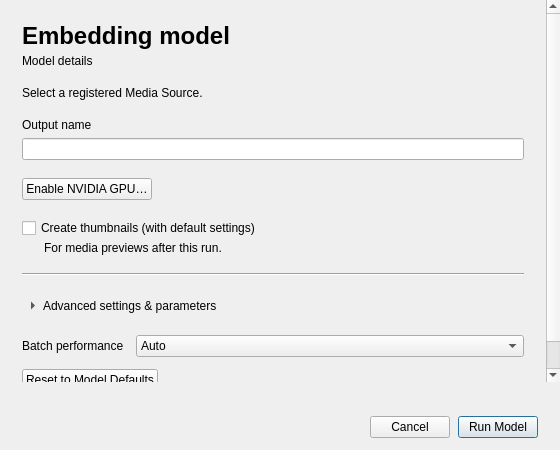
Old version of the form src/EmbeddingsArea/ui/model_execution_dialog.ui in the repository eidora-desktop/EIDORA.
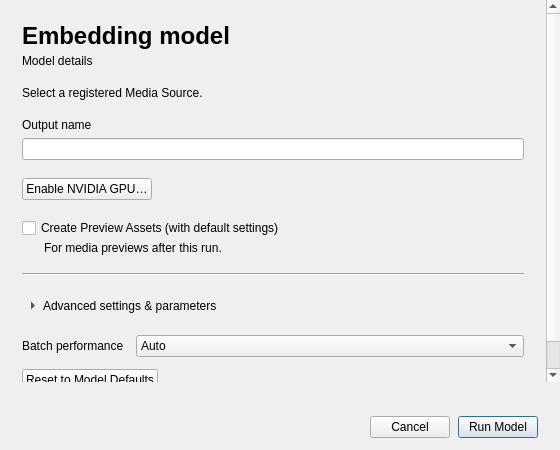
New version of the form.

Diff of the .ui file:
```diff
--- a/src/EmbeddingsArea/ui/model_execution_dialog.ui
+++ b/src/EmbeddingsArea/ui/model_execution_dialog.ui
@@ -122,8 +122,8 @@
           <property name="bottomMargin"><number>0</number></property>
           <item>
            <widget class="QCheckBox" name="check_create_thumbnails">
-            <property name="text"><string>Create thumbnails (with default settings)</string></property>
-            <property name="toolTip"><string>Create default thumbnails after the embedding run completes.</string></property>
+            <property name="text"><string>Create Preview Assets (with default settings)</string></property>
+            <property name="toolTip"><string>Create Preview Assets after the embedding run completes.</string></property>
            </widget>
           </item>
           <item>
```
